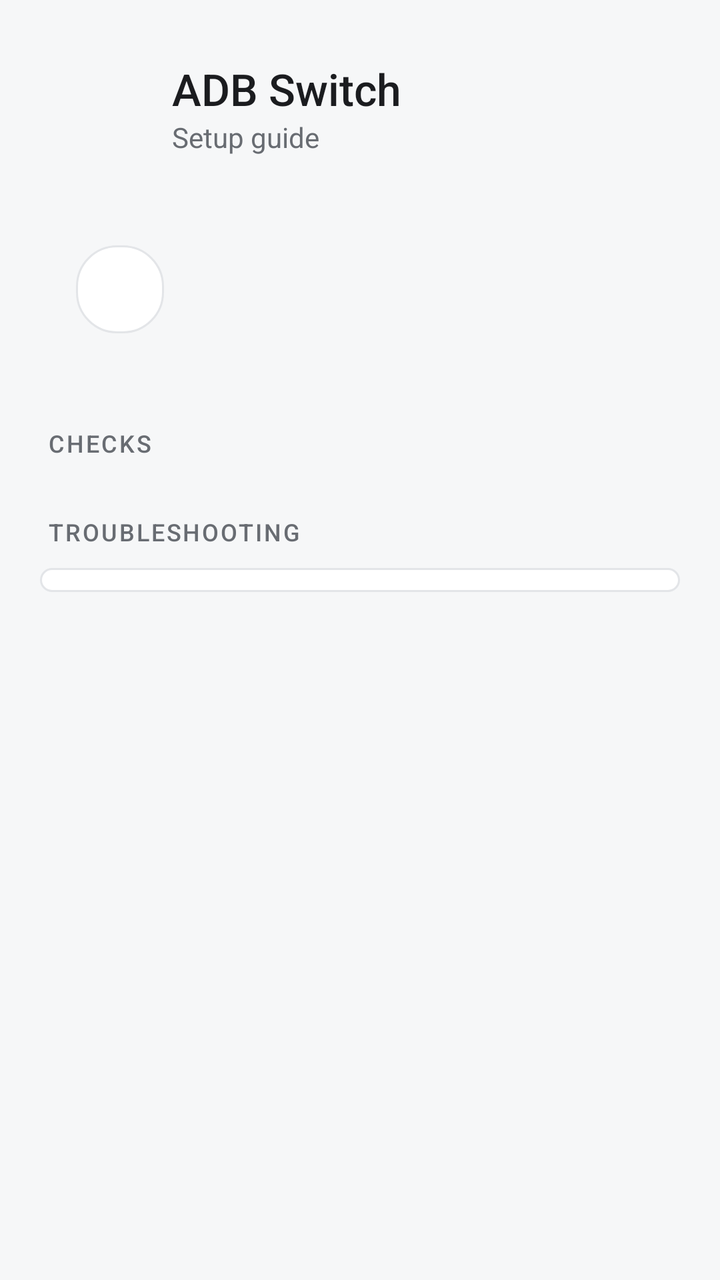
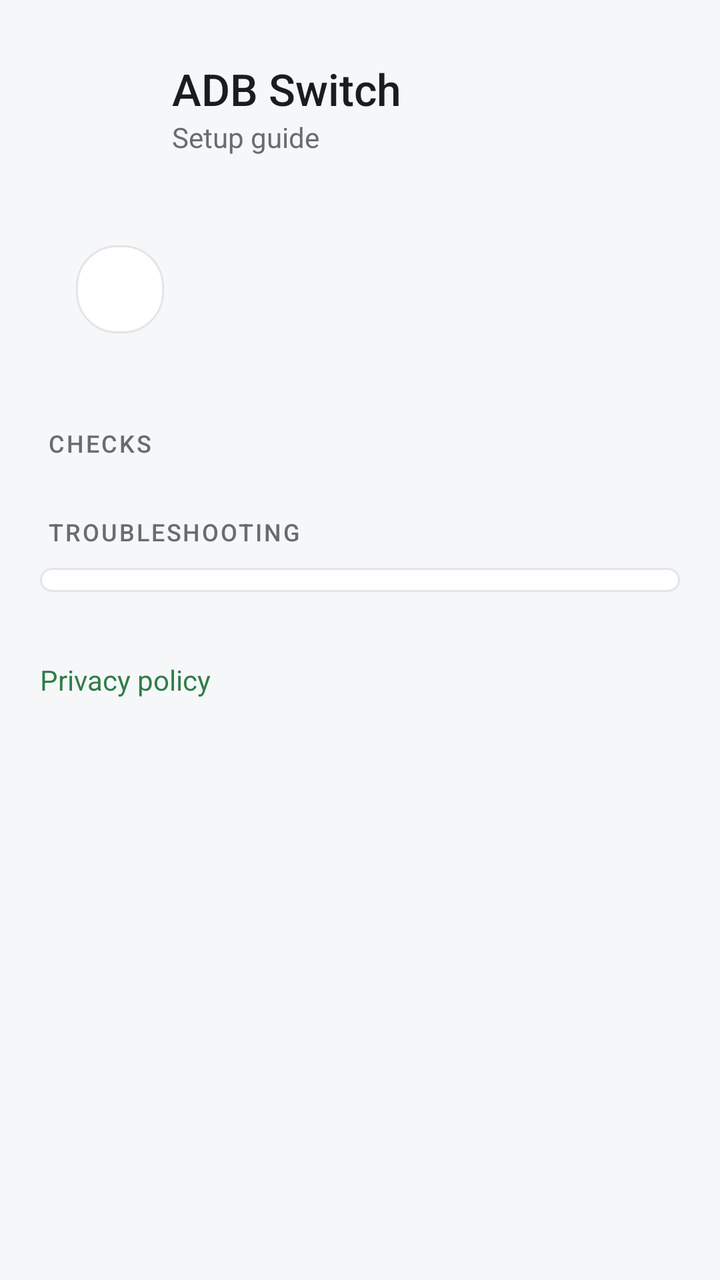

Two renders of the same Android screen: before a commit and after it. Below are the layout's source before the change and the commit's diff.
<!-- AndroidManifest.xml: application theme AppTheme -->
<!-- res/layout/activity_setup.xml -->
<?xml version="1.0" encoding="utf-8"?>
<LinearLayout xmlns:android="http://schemas.android.com/apk/res/android"
    android:layout_width="match_parent"
    android:layout_height="match_parent"
    android:background="@color/ui_bg"
    android:fitsSystemWindows="true"
    android:orientation="vertical">

<ScrollView
    android:layout_width="match_parent"
    android:layout_height="0dp"
    android:layout_weight="1">

    <LinearLayout
        android:layout_width="match_parent"
        android:layout_height="wrap_content"
        android:orientation="vertical"
        android:paddingHorizontal="20dp"
        android:paddingTop="28dp"
        android:paddingBottom="40dp">

        
        <LinearLayout
            android:layout_width="match_parent"
            android:layout_height="wrap_content"
            android:gravity="center_vertical"
            android:orientation="horizontal">

            <ImageView
                android:layout_width="52dp"
                android:layout_height="52dp"
                android:importantForAccessibility="no"
                android:src="@mipmap/ic_launcher" />

            <LinearLayout
                android:layout_width="0dp"
                android:layout_height="wrap_content"
                android:layout_marginStart="14dp"
                android:layout_weight="1"
                android:orientation="vertical">

                <TextView
                    android:layout_width="wrap_content"
                    android:layout_height="wrap_content"
                    android:accessibilityHeading="true"
                    android:fontFamily="sans-serif-medium"
                    android:text="@string/app_name"
                    android:textColor="@color/ui_text"
                    android:textSize="22sp" />

                <TextView
                    android:layout_width="wrap_content"
                    android:layout_height="wrap_content"
                    android:text="@string/setup_subtitle"
                    android:textColor="@color/ui_text3"
                    android:textSize="14sp" />
            </LinearLayout>
        </LinearLayout>

        
        <LinearLayout
            android:id="@+id/summary"
            android:layout_width="match_parent"
            android:layout_height="wrap_content"
            android:layout_marginTop="24dp"
            android:gravity="center_vertical"
            android:orientation="horizontal"
            android:padding="18dp">

            <TextView
                android:id="@+id/summary_badge"
                android:layout_width="44dp"
                android:layout_height="44dp"
                android:background="@drawable/card"
                android:gravity="center"
                android:importantForAccessibility="no"
                android:textSize="20sp"
                android:textStyle="bold" />

            <LinearLayout
                android:layout_width="0dp"
                android:layout_height="wrap_content"
                android:layout_marginStart="16dp"
                android:layout_weight="1"
                android:orientation="vertical">

                <TextView
                    android:id="@+id/summary_title"
                    android:layout_width="wrap_content"
                    android:layout_height="wrap_content"
                    android:fontFamily="sans-serif-medium"
                    android:textColor="@color/ui_text"
                    android:textSize="18sp" />

                <TextView
                    android:id="@+id/summary_sub"
                    android:layout_width="wrap_content"
                    android:layout_height="wrap_content"
                    android:layout_marginTop="2dp"
                    android:lineSpacingMultiplier="1.15"
                    android:textColor="@color/ui_text2"
                    android:textSize="14sp" />
            </LinearLayout>
        </LinearLayout>


        
        <LinearLayout
            android:id="@+id/ad_inline_1"
            android:layout_width="match_parent"
            android:layout_height="wrap_content"
            android:layout_marginTop="24dp"
            android:gravity="center_horizontal"
            android:orientation="vertical"
            android:visibility="gone">

            <TextView
                style="@style/AdLabel"
                android:text="@string/ad_label" />
        </LinearLayout>

        <TextView
            style="@style/SectionLabel"
            android:text="@string/section_checks" />

        <LinearLayout
            android:id="@+id/checks"
            android:layout_width="match_parent"
            android:layout_height="wrap_content"
            android:orientation="vertical" />


        
        <LinearLayout
            android:id="@+id/ad_inline_2"
            android:layout_width="match_parent"
            android:layout_height="wrap_content"
            android:layout_marginTop="24dp"
            android:gravity="center_horizontal"
            android:orientation="vertical"
            android:visibility="gone">

            <TextView
                style="@style/AdLabel"
                android:text="@string/ad_label" />
        </LinearLayout>

        <TextView
            style="@style/SectionLabel"
            android:text="@string/faq_title" />

        <LinearLayout
            android:id="@+id/faq"
            android:layout_width="match_parent"
            android:layout_height="wrap_content"
            android:layout_marginTop="10dp"
            android:background="@drawable/card"
            android:orientation="vertical"
            android:paddingHorizontal="18dp"
            android:paddingVertical="6dp" />

        <Button
            android:id="@+id/privacy"
            style="@style/Btn.Tonal"
            android:layout_width="wrap_content"
            android:layout_height="wrap_content"
            android:layout_marginTop="20dp"
            android:text="@string/privacy_options"
            android:visibility="gone" />
    </LinearLayout>
</ScrollView>


<FrameLayout
    android:id="@+id/ad_bottom"
    android:layout_width="match_parent"
    android:layout_height="wrap_content"
    android:background="@color/ui_surface" />
</LinearLayout>
<!-- resources referenced by this layout -->
<resources>
  <color name="ui_bg">#F6F7F8</color>
  <color name="ui_surface">#FFFFFF</color>
  <color name="ui_text">#1B1C1F</color>
  <color name="ui_text2">#4A4D52</color>
  <color name="ui_text3">#686C72</color>
  <!-- drawable card (drawable) -->
  <?xml version="1.0" encoding="utf-8"?>
  <shape xmlns:android="http://schemas.android.com/apk/res/android" android:shape="rectangle">
      <solid android:color="@color/ui_surface" />
      <stroke android:width="1dp" android:color="@color/ui_stroke" />
      <corners android:radius="20dp" />
  </shape>
  <!-- mipmap ic_launcher (mipmap-anydpi-v26) -->
  <?xml version="1.0" encoding="utf-8"?>
  <adaptive-icon xmlns:android="http://schemas.android.com/apk/res/android">
      <background android:drawable="@color/launcher_bg" />
      <foreground android:drawable="@drawable/ic_launcher_fg" />
      <monochrome android:drawable="@drawable/ic_launcher_fg" />
  </adaptive-icon>
  <string name="ad_label">Ad</string>
  <string name="app_name" translatable="false">ADB Switch</string>
  <string name="faq_title">Troubleshooting</string>
  <string name="privacy_options">Privacy options</string>
  <string name="section_checks">Checks</string>
  <string name="setup_subtitle">Setup guide</string>
  <style name="AdLabel">
          <item name="android:layout_width">wrap_content</item>
          <item name="android:layout_height">wrap_content</item>
          <item name="android:layout_marginBottom">6dp</item>
          <item name="android:letterSpacing">0.06</item>
          <item name="android:textAllCaps">true</item>
          <item name="android:textColor">@color/ui_text3</item>
          <item name="android:textSize">10sp</item>
      </style>
  <style name="Btn.Tonal">
          <item name="android:background">@drawable/btn_tonal</item>
          <item name="android:textColor">@color/ui_on_tonal</item>
      </style>
  <style name="SectionLabel">
          <item name="android:layout_width">wrap_content</item>
          <item name="android:layout_height">wrap_content</item>
          <item name="android:layout_marginTop">28dp</item>
          <item name="android:layout_marginStart">4dp</item>
          <item name="android:accessibilityHeading">true</item>
          <item name="android:fontFamily">sans-serif-medium</item>
          <item name="android:letterSpacing">0.08</item>
          <item name="android:textAllCaps">true</item>
          <item name="android:textColor">@color/ui_text3</item>
          <item name="android:textSize">12sp</item>
      </style>
  <style name="AppTheme" parent="@android:style/Theme.DeviceDefault.Light.NoActionBar">
          <item name="android:windowBackground">@color/ui_bg</item>
          <item name="android:colorBackground">@color/ui_bg</item>
          <item name="android:colorAccent">@color/ui_accent</item>
          <item name="android:colorControlActivated">@color/ui_accent</item>
          <item name="android:textColorPrimary">@color/ui_text</item>
          <item name="android:textColorSecondary">@color/ui_text2</item>
          <item name="android:textColorHighlight">@color/ui_tonal</item>
          <item name="android:windowLightStatusBar">true</item>
          <item name="android:windowLightNavigationBar">true</item>
      </style>
  <color name="ui_stroke">#E3E5E8</color>
  <color name="launcher_bg">#22352A</color>
  <!-- drawable btn_tonal (drawable) -->
  <?xml version="1.0" encoding="utf-8"?>
  <ripple xmlns:android="http://schemas.android.com/apk/res/android" android:color="#33888888">
      <item>
          <shape android:shape="rectangle">
              <solid android:color="@color/ui_tonal" />
              <corners android:radius="20dp" />
          </shape>
      </item>
  </ripple>
  <color name="ui_on_tonal">#1E5631</color>
  <color name="ui_accent">#2E7D47</color>
  <color name="ui_tonal">#DCEFE1</color>
  <!-- unchanged entries left out for length: 1 -->
</resources>

<!-- the commit's change to res/layout/activity_setup.xml (unified diff, before → after) -->
@@ -159,6 +159,17 @@
             android:paddingHorizontal="18dp"
             android:paddingVertical="6dp" />
 
+        <TextView
+            android:id="@+id/privacy_policy"
+            android:layout_width="wrap_content"
+            android:layout_height="wrap_content"
+            android:layout_marginTop="20dp"
+            android:minHeight="48dp"
+            android:gravity="center_vertical"
+            android:text="@string/privacy_policy"
+            android:textColor="@color/ui_accent"
+            android:textSize="14sp" />
+
         <Button
             android:id="@+id/privacy"
             style="@style/Btn.Tonal"
<!-- resource entries referenced after the edit -->
@@ -23,6 +23,7 @@
   <string name="app_name" translatable="false">ADB Switch</string>
   <string name="faq_title">Troubleshooting</string>
   <string name="privacy_options">Privacy options</string>
+  <string name="privacy_policy">Privacy policy</string>
   <string name="section_checks">Checks</string>
   <string name="setup_subtitle">Setup guide</string>
   <style name="AdLabel">
